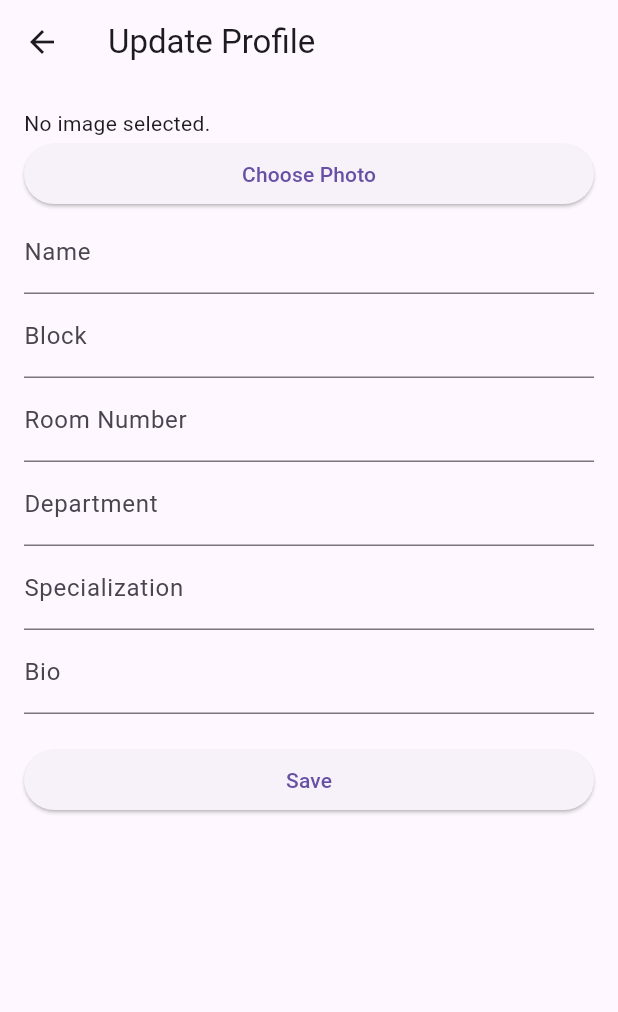
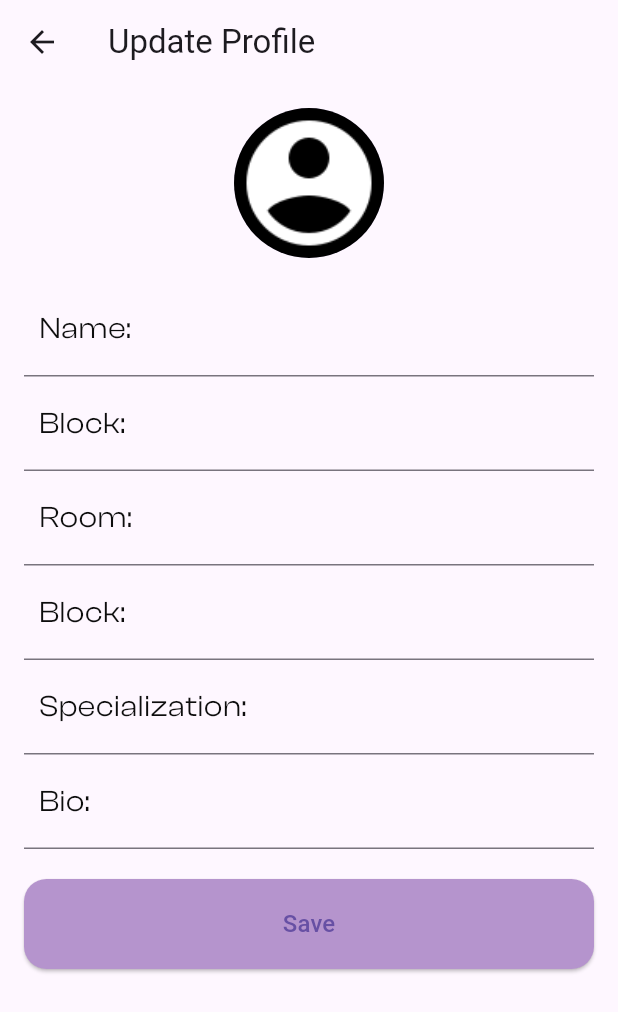
Before and after one commit to ValscoTech/NoteSwap, a Flutter app: the ProfileUpdatePage screen opened by its route, on a phone screen of 412 x 824 dp. Shown: the top 1012 px of the screen. Run offline on Flutter 3.47's test engine with Material 3 defaults, Android fonts, the phone set to English and light mode, and no system bars; our stand-ins replace firebase_auth, flutter_dotenv, flutter_riverpod, flutter_svg, go_router, google_sign_in and 3 more; accounts and stored records are empty; generated files the repository leaves out were written again; network calls fail.

Commit message:
fix: pfp update page

```diff
--- a/noteswap-app/lib/profile/presentation/profile_page.dart
+++ b/noteswap-app/lib/profile/presentation/profile_page.dart
@@ -4,7 +4,7 @@ class ProfilePage extends StatefulWidget {
   const ProfilePage({super.key});
 
   @override
-  _ProfilePageState createState() => _ProfilePageState();
+  State<ProfilePage> createState() => _ProfilePageState();
 }
 
 class _ProfilePageState extends State<ProfilePage> {
--- a/noteswap-app/lib/profile/presentation/profile_update_page.dart
+++ b/noteswap-app/lib/profile/presentation/profile_update_page.dart
@@ -8,7 +8,7 @@ class ProfileUpdatePage extends StatefulWidget {
   const ProfileUpdatePage({super.key});
 
   @override
-  _ProfileUpdatePageState createState() => _ProfileUpdatePageState();
+  State<ProfileUpdatePage> createState() => _ProfileUpdatePageState();
 }
 
 class _ProfileUpdatePageState extends State<ProfileUpdatePage> {
@@ -34,7 +34,6 @@ class _ProfileUpdatePageState extends State<ProfileUpdatePage> {
 
   void _saveProfile() {
     if (_formKey.currentState!.validate()) {
-      // Save profile logic here
       ScaffoldMessenger.of(context).showSnackBar(
         const SnackBar(content: Text('Profile Saved')),
       );
@@ -44,6 +43,21 @@ class _ProfileUpdatePageState extends State<ProfileUpdatePage> {
 
   @override
   Widget build(BuildContext context) {
+    InputDecoration buildInputDecoration(
+        String labelText, BuildContext context) {
+      return InputDecoration(
+        labelText: labelText,
+        labelStyle: const TextStyle(
+          color: Color.fromRGBO(13, 13, 13, 1),
+          fontFamily: 'ClashDisplay',
+          fontWeight: FontWeight.w400,
+          fontSize: 20,
+        ),
+        contentPadding:
+            const EdgeInsets.symmetric(vertical: 10, horizontal: 10),
+      );
+    }
+
     return Scaffold(
       appBar: AppBar(
         title: const Text('Update Profile'),
@@ -64,16 +78,21 @@ class _ProfileUpdatePageState extends State<ProfileUpdatePage> {
           key: _formKey,
           child: ListView(
             children: <Widget>[
-              _image == null
-                  ? const Text('No image selected.')
-                  : Image.file(_image!),
-              ElevatedButton(
-                onPressed: _pickImage,
-                child: const Text('Choose Photo'),
+              Center(
+                child: GestureDetector(
+                  onTap: _pickImage,
+                  child: CircleAvatar(
+                    radius: 50,
+                    backgroundImage: _image != null
+                        ? FileImage(_image!)
+                        : const AssetImage('assets/icons/pfp.png'),
+                  ),
+                ),
               ),
+              const SizedBox(height: 16),
               TextFormField(
                 controller: _nameController,
-                decoration: const InputDecoration(labelText: 'Name'),
+                decoration: buildInputDecoration('Name:', context),
                 validator: (value) {
                   if (value == null || value.isEmpty) {
                     return 'Please enter your name';
@@ -83,7 +102,7 @@ class _ProfileUpdatePageState extends State<ProfileUpdatePage> {
               ),
               TextFormField(
                 controller: _blockController,
-                decoration: const InputDecoration(labelText: 'Block'),
+                decoration: buildInputDecoration('Block:', context),
                 validator: (value) {
                   if (value == null || value.isEmpty) {
                     return 'Please enter your block';
@@ -93,7 +112,7 @@ class _ProfileUpdatePageState extends State<ProfileUpdatePage> {
               ),
               TextFormField(
                 controller: _roomNumberController,
-                decoration: const InputDecoration(labelText: 'Room Number'),
+                decoration: buildInputDecoration('Room:', context),
                 validator: (value) {
                   if (value == null || value.isEmpty) {
                     return 'Please enter your room number';
@@ -103,7 +122,7 @@ class _ProfileUpdatePageState extends State<ProfileUpdatePage> {
               ),
               TextFormField(
                 controller: _departmentController,
-                decoration: const InputDecoration(labelText: 'Department'),
+                decoration: buildInputDecoration('Block:', context),
                 validator: (value) {
                   if (value == null || value.isEmpty) {
                     return 'Please enter your department';
@@ -113,7 +132,7 @@ class _ProfileUpdatePageState extends State<ProfileUpdatePage> {
               ),
               TextFormField(
                 controller: _specializationController,
-                decoration: const InputDecoration(labelText: 'Specialization'),
+                decoration: buildInputDecoration('Specialization:', context),
                 validator: (value) {
                   if (value == null || value.isEmpty) {
                     return 'Please enter your specialization';
@@ -123,7 +142,7 @@ class _ProfileUpdatePageState extends State<ProfileUpdatePage> {
               ),
               TextFormField(
                 controller: _bioController,
-                decoration: const InputDecoration(labelText: 'Bio'),
+                decoration: buildInputDecoration('Bio:', context),
                 validator: (value) {
                   if (value == null || value.isEmpty) {
                     return 'Please enter your bio';
@@ -134,7 +153,21 @@ class _ProfileUpdatePageState extends State<ProfileUpdatePage> {
               const SizedBox(height: 20),
               ElevatedButton(
                 onPressed: _saveProfile,
-                child: const Text('Save'),
+                style: ElevatedButton.styleFrom(
+                  minimumSize: const Size(263, 60),
+                  padding:
+                      const EdgeInsets.symmetric(vertical: 18, horizontal: 24),
+                  backgroundColor: const Color(0xFFB594CD),
+                  shape: RoundedRectangleBorder(
+                    borderRadius: BorderRadius.circular(15),
+                  ),
+                ),
+                child: const Text(
+                  'Save',
+                  style: TextStyle(
+                    fontSize: 16, // Adjust font size if needed
+                  ),
+                ),
               ),
             ],
           ),
--- a/noteswap-app/lib/root_page.dart
+++ b/noteswap-app/lib/root_page.dart
@@ -1,3 +1,5 @@
+// ignore_for_file: deprecated_member_use
+
 import 'package:flutter/material.dart';
 import 'package:flutter_svg/svg.dart';
 import 'package:go_router/go_router.dart';
```
Also changed, not shown: noteswap-app/assets/icons/pfp.png (added).
